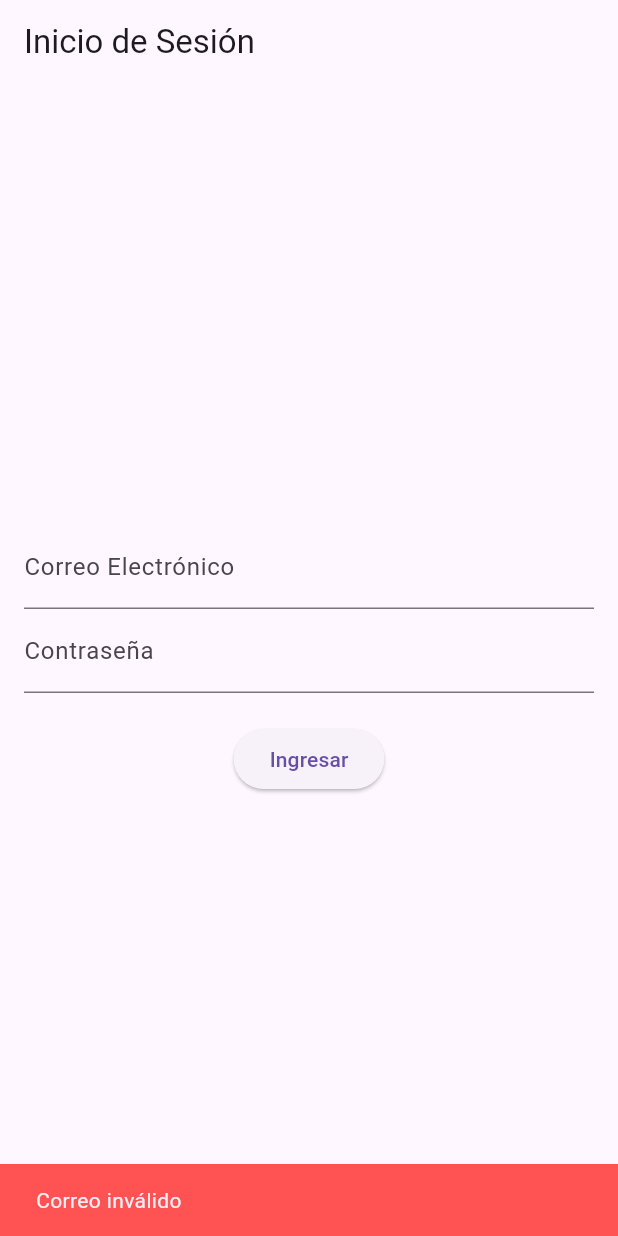
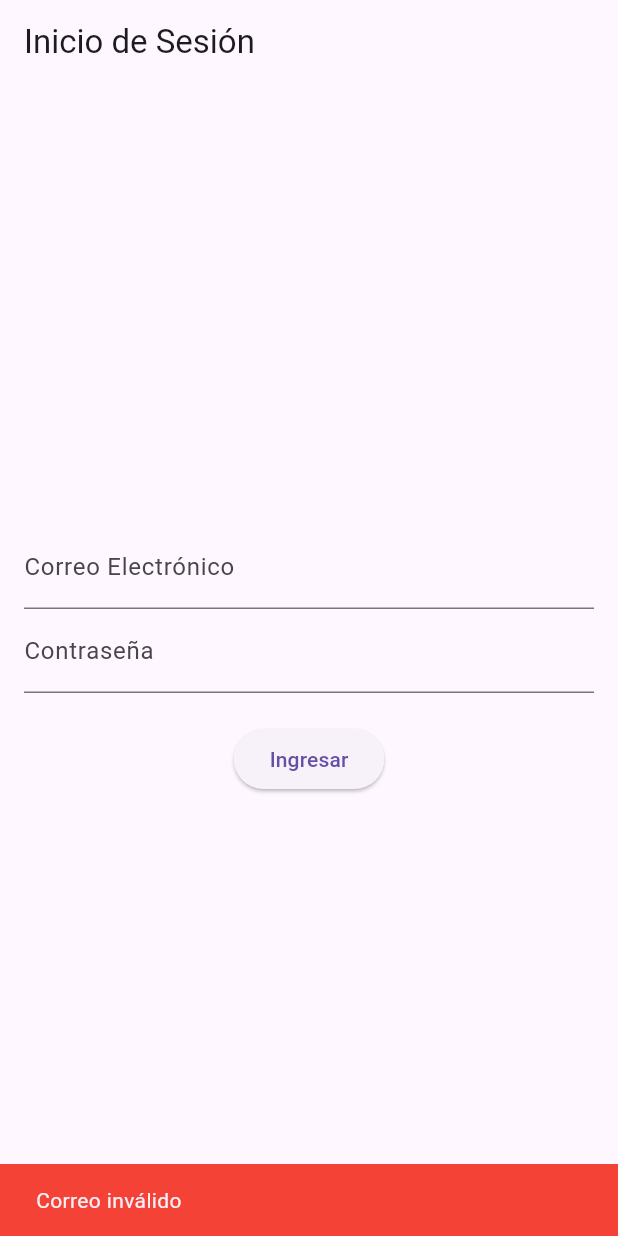
Before and after one commit to Carlosmapego8/DesarrolloSoftware2025, a Flutter app: the screen it shows after launch, after a tap on "Ingresar", on a phone screen of 412 x 824 dp. Run offline on Flutter 3.47's test engine with Material 3 defaults, Android fonts, the phone set to English and light mode, and no system bars; our stand-ins replace fl_chart.

Commit message:
Sistema de Notificaciones V.2

```diff
--- a/Practica2/ejercicio3_1/lib/main.dart
+++ b/Practica2/ejercicio3_1/lib/main.dart
@@ -1,5 +1,6 @@
 import 'package:flutter/material.dart';
 import 'screens/login_screen.dart';
+import '../services/notification_service.dart';
 
 void main() {
   runApp(const MyApp());
@@ -16,6 +17,7 @@ class MyApp extends StatelessWidget {
       theme: ThemeData(
         primarySwatch: Colors.blue,
       ),
+      scaffoldMessengerKey: NotificationService.messengerKey,
       home: const LoginScreen(),
     );
   }
--- a/Practica2/ejercicio3_1/lib/screens/login_screen.dart
+++ b/Practica2/ejercicio3_1/lib/screens/login_screen.dart
@@ -3,6 +3,7 @@ import '../filters/email_filter.dart';
 import '../filters/password_filter.dart';
 import '../filters/email_exists_filter.dart';
 import '../managers/filter_manager.dart';
+import '../services/notification_service.dart';
 
 class LoginScreen extends StatefulWidget {
   const LoginScreen({super.key});
@@ -16,6 +17,7 @@ class _LoginScreenState extends State<LoginScreen> {
   final TextEditingController passwordController = TextEditingController();
   String errorMessage = '';
   final FilterManager filterManager = FilterManager();
+  final NotificationService notificationService = NotificationService();
 
   @override
   void initState() {
@@ -25,30 +27,27 @@ class _LoginScreenState extends State<LoginScreen> {
     filterManager.addFilter(PasswordFilter());
   }
 
+  void sendNotificaiton(String? message) {
+    if (message != null) {
+      NotificationService.showCustomSnackbar(
+          message: message, backgroundColor: Colors.red);
+    }
+      else {
+      NotificationService.showCustomSnackbar(
+          message: '¡Autenticación exitosa!', duration: const Duration(seconds: 3), backgroundColor: Colors.green);
+    }
+  }
+
   void authenticate() {
     final email = emailController.text;
     final password = passwordController.text;
     final validationError = filterManager.executeFilters(email, password);
 
-    if (validationError != null) {
-      ScaffoldMessenger.of(context).showSnackBar(
-        SnackBar(
-          content: Text(validationError),
-          backgroundColor: Colors.redAccent,
-          duration: const Duration(seconds: 3),
-        ),
-      );
-      return;
-    }
 
-    ScaffoldMessenger.of(context).showSnackBar(
-        const SnackBar(
-          content: Text('¡Autenticación exitosa!'),
-          backgroundColor: Colors.green,
-          duration: Duration(seconds: 2),
-        ),
-    );
+    sendNotificaiton(validationError);
+
   }
+
 
   @override
   Widget build(BuildContext context) {
--- /dev/null
+++ b/Practica2/ejercicio3_1/lib/services/notification_service.dart
@@ -0,0 +1,30 @@
+import 'package:flutter/material.dart';
+
+class NotificationService {
+  // Creamos una key que referenciará al ScaffoldMessenger de nuestra app.
+  static final GlobalKey<ScaffoldMessengerState> messengerKey =
+  GlobalKey<ScaffoldMessengerState>();
+
+  // Método estático para mostrar un snackbar con un mensaje de texto.
+  static void showSnackbar(String message) {
+    final snackBar = SnackBar(content: Text(message));
+
+    // currentState nos da acceso al ScaffoldMessenger
+    messengerKey.currentState?.showSnackBar(snackBar);
+  }
+
+  // Método estático para mostrar un snackbar con más personalización.
+  static void showCustomSnackbar({
+    required String message,
+    Duration duration = const Duration(seconds: 3),
+    Color? backgroundColor,
+  }) {
+    final snackBar = SnackBar(
+      content: Text(message),
+      duration: duration,
+      backgroundColor: backgroundColor,
+    );
+
+    messengerKey.currentState?.showSnackBar(snackBar);
+  }
+}
```
